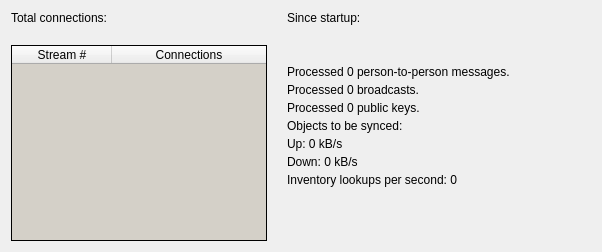
Old version of the form src/bitmessageqt/networkstatus.ui in the repository Bitmessage/PyBitmessage.
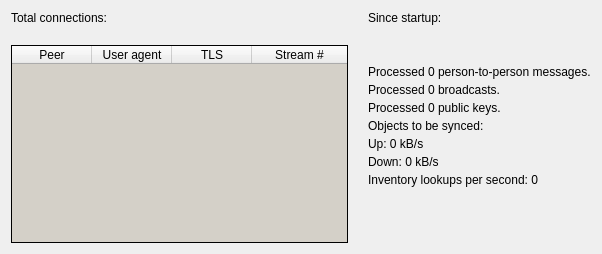
New version of the form. Custom widgets are drawn as their Qt base class.

Commit message:
Network status updates
- now lists each node with its info instead of a per-stream summary

The edit to the form file:
```diff
--- a/src/bitmessageqt/networkstatus.ui
+++ b/src/bitmessageqt/networkstatus.ui
@@ -7,7 +7,7 @@
     <x>0</x>
     <y>0</y>
     <width>602</width>
-    <height>252</height>
+    <height>254</height>
    </rect>
   </property>
   <property name="sizePolicy">
@@ -18,12 +18,12 @@
   </property>
   <layout class="QHBoxLayout" name="horizontalLayout_3">
    <item>
-    <layout class="QHBoxLayout" name="horizontalLayout_2" stretch="0,1">
+    <layout class="QHBoxLayout" name="horizontalLayout_2" stretch="1,0">
      <property name="spacing">
       <number>20</number>
      </property>
      <property name="sizeConstraint">
-      <enum>QLayout::SetDefaultConstraint</enum>
+      <enum>QLayout::SetNoConstraint</enum>
      </property>
      <item>
       <layout class="QVBoxLayout" name="verticalLayout_5">
@@ -31,7 +31,7 @@
         <number>20</number>
        </property>
        <property name="sizeConstraint">
-        <enum>QLayout::SetFixedSize</enum>
+        <enum>QLayout::SetMinimumSize</enum>
        </property>
        <item>
         <widget class="QLabel" name="labelTotalConnections">
@@ -89,13 +89,16 @@
           <bool>false</bool>
          </property>
          <property name="alternatingRowColors">
-          <bool>true</bool>
+          <bool>false</bool>
          </property>
          <property name="selectionMode">
           <enum>QAbstractItemView::NoSelection</enum>
          </property>
          <attribute name="horizontalHeaderCascadingSectionResizes">
-          <bool>false</bool>
+          <bool>true</bool>
+         </attribute>
+         <attribute name="horizontalHeaderDefaultSectionSize">
+          <number>80</number>
          </attribute>
          <attribute name="horizontalHeaderHighlightSections">
           <bool>false</bool>
@@ -106,16 +109,26 @@
          <attribute name="verticalHeaderVisible">
           <bool>false</bool>
          </attribute>
+         <column>
+          <property name="text">
+           <string>Peer</string>
+          </property>
+         </column>
+         <column>
+          <property name="text">
+           <string>User agent</string>
+          </property>
+         </column>
+         <column>
+          <property name="text">
+           <string>TLS</string>
+          </property>
+         </column>
          <column>
           <property name="text">
            <string>Stream #</string>
           </property>
          </column>
-         <column>
-          <property name="text">
-           <string>Connections</string>
-          </property>
-         </column>
         </widget>
        </item>
       </layout>
@@ -125,6 +138,9 @@
        <property name="spacing">
         <number>4</number>
        </property>
+       <property name="sizeConstraint">
+        <enum>QLayout::SetNoConstraint</enum>
+       </property>
        <item>
         <widget class="QLabel" name="labelStartupTime">
          <property name="sizePolicy">
```
The commit also changes 2 other files.
